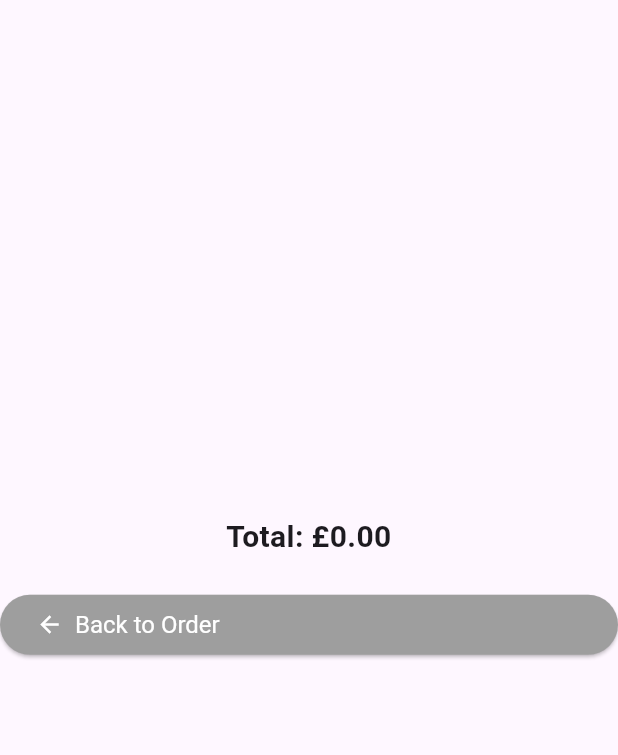
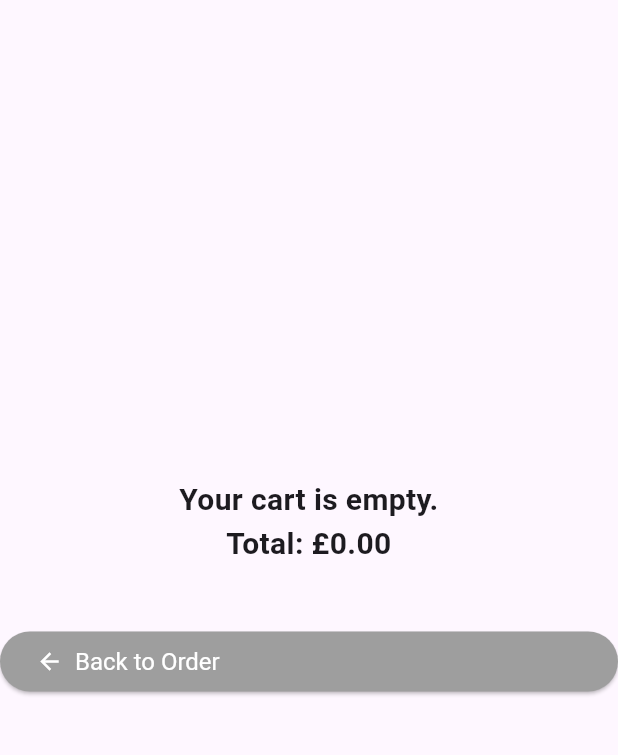
Before and after one commit to James40H/Sandwich_shop, a Flutter app: the CartScreen screen opened directly with empty values, on a phone screen of 412 x 824 dp, the part 72-827 px from its top. Run offline on Flutter 3.47's test engine with Material 3 defaults, Android fonts, the phone set to English and light mode, and no system bars.

Commit message:
add cart controls

```diff
--- a/lib/views/cart_screen.dart
+++ b/lib/views/cart_screen.dart
@@ -17,9 +17,7 @@ class CartScreen extends StatefulWidget {
 }
 
 class _CartScreenState extends State<CartScreen> {
-  void _goBack() {
-    Navigator.pop(context);
-  }
+
 
   String _getSizeText(bool isFootlong) {
     if (isFootlong) {
@@ -34,6 +32,40 @@ class _CartScreenState extends State<CartScreen> {
     return pricingRepository.calculatePrice(
       quantity: quantity,
       isFootlong: sandwich.isFootlong,
+    );
+  }
+
+  void _incrementQuantity(Sandwich sandwich) {
+    setState(() {
+      widget.cart.add(sandwich, quantity: 1);
+    });
+    ScaffoldMessenger.of(context).showSnackBar(
+      const SnackBar(content: Text('Quantity increased')),
+    );
+  }
+
+  void _decrementQuantity(Sandwich sandwich) {
+    final wasPresent = widget.cart.items.containsKey(sandwich);
+    setState(() {
+      widget.cart.remove(sandwich, quantity: 1);
+    });
+    if (!widget.cart.items.containsKey(sandwich) && wasPresent) {
+      ScaffoldMessenger.of(context).showSnackBar(
+        const SnackBar(content: Text('Item removed from cart')),
+      );
+    } else {
+      ScaffoldMessenger.of(context).showSnackBar(
+        const SnackBar(content: Text('Quantity decreased')),
+      );
+    }
+  }
+
+  void _removeItem(Sandwich sandwich) {
+    setState(() {
+      widget.cart.remove(sandwich, quantity: widget.cart.getQuantity(sandwich));
+    });
+    ScaffoldMessenger.of(context).showSnackBar(
+      const SnackBar(content: Text('Item removed from cart')),
     );
   }
 
@@ -59,6 +91,13 @@ class _CartScreenState extends State<CartScreen> {
             crossAxisAlignment: CrossAxisAlignment.stretch,
             children: [
               const SizedBox(height: 20),
+              if (widget.cart.items.isEmpty)
+                const Text(
+                  'Your cart is empty.',
+                  style: heading2,
+                  textAlign: TextAlign.center,
+                )
+              else
                 for (MapEntry<Sandwich, int> entry in widget.cart.items.entries)
                   Column(
                     children: [
@@ -67,9 +106,32 @@ class _CartScreenState extends State<CartScreen> {
                         '${_getSizeText(entry.key.isFootlong)} on ${entry.key.breadType.name} bread',
                         style: normalText,
                       ),
+                      Row(
+                        mainAxisAlignment: MainAxisAlignment.center,
+                        children: [
+                          IconButton(
+                            icon: const Icon(Icons.remove),
+                            onPressed: () => _decrementQuantity(entry.key),
+                          ),
                           Text(
-                      'Qty: ${entry.value} - £${_getItemPrice(entry.key, entry.value).toStringAsFixed(2)}',
+                            'Qty: ${entry.value}',
                             style: normalText,
+                          ),
+                          IconButton(
+                            icon: const Icon(Icons.add),
+                            onPressed: () => _incrementQuantity(entry.key),
+                          ),
+                          const SizedBox(width: 16),
+                          Text(
+                            '£${_getItemPrice(entry.key, entry.value).toStringAsFixed(2)}',
+                            style: normalText,
+                          ),
+                          IconButton(
+                            icon: const Icon(Icons.delete),
+                            tooltip: 'Remove item',
+                            onPressed: () => _removeItem(entry.key),
+                          ),
+                        ],
                       ),
                       const SizedBox(height: 20),
                     ],
@@ -80,8 +142,9 @@ class _CartScreenState extends State<CartScreen> {
                 textAlign: TextAlign.center,
               ),
               const SizedBox(height: 20),
+              const SizedBox(height: 20),
               StyledButton(
-                onPressed: _goBack,
+                onPressed: () => Navigator.pop(context),
                 icon: Icons.arrow_back,
                 label: 'Back to Order',
                 backgroundColor: Colors.grey,
```
Lines whose indentation alone changed are shown as unchanged.
